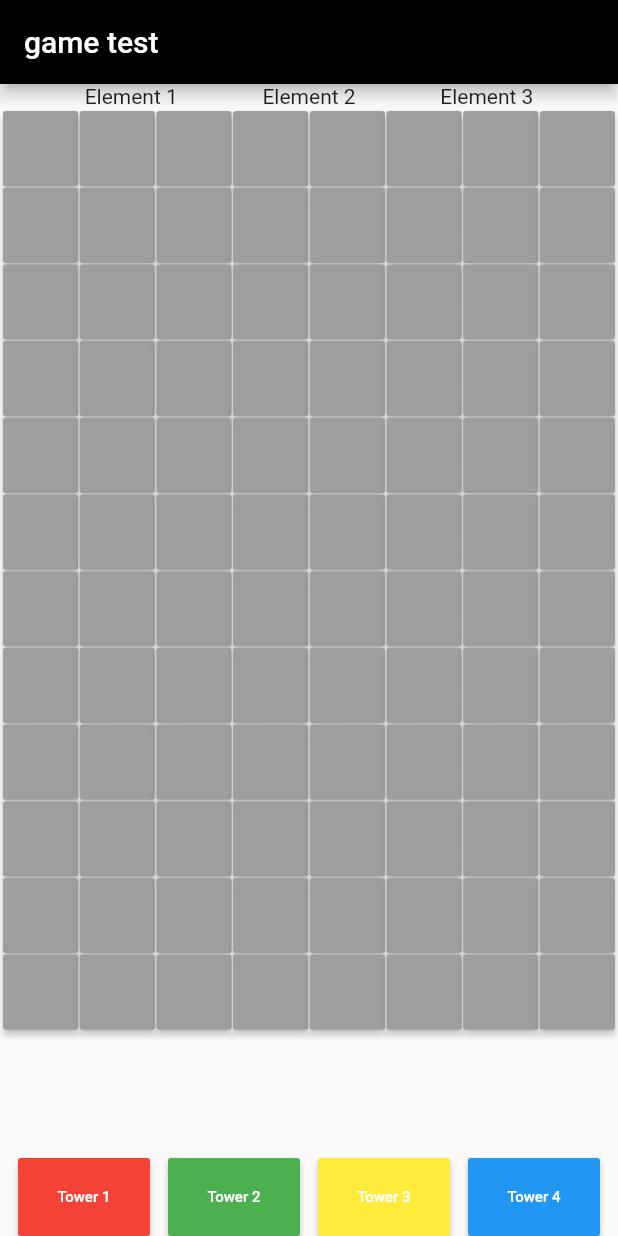
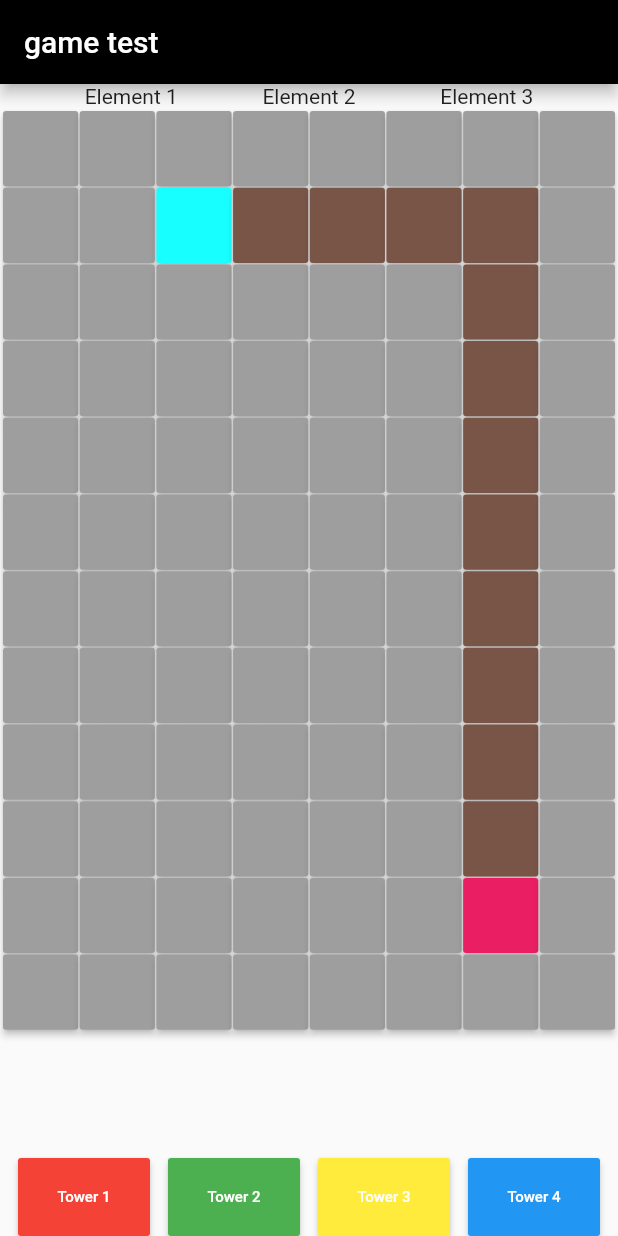
Before and after one commit to zds8823/flutter_app, a Flutter app: the screen it shows after launch, on a phone screen of 412 x 824 dp. Run offline on Flutter 3.47's test engine with Material 2 defaults, Android fonts, the phone set to English and light mode, and no system bars.

Commit message:
Update home_page.dart

```diff
--- a/lib/home_page.dart
+++ b/lib/home_page.dart
@@ -210,6 +210,22 @@ class _HomePageState extends State<HomePage> {
 
   @override
   Widget build(BuildContext context) {
+
+    buttonsList[10].bg = Colors.cyanAccent;
+    buttonsList[11].bg = Colors.brown;
+    buttonsList[12].bg = Colors.brown;
+    buttonsList[13].bg = Colors.brown;
+    buttonsList[14].bg = Colors.brown;
+    buttonsList[22].bg = Colors.brown;
+    buttonsList[30].bg = Colors.brown;
+    buttonsList[38].bg = Colors.brown;
+    buttonsList[46].bg = Colors.brown;
+    buttonsList[54].bg = Colors.brown;
+    buttonsList[62].bg = Colors.brown;
+    buttonsList[70].bg = Colors.brown;
+    buttonsList[78].bg = Colors.brown;
+    buttonsList[86].bg = Colors.pink;
+
     return new Scaffold(
         appBar: new AppBar(
           title: new Text("game test"),
```
